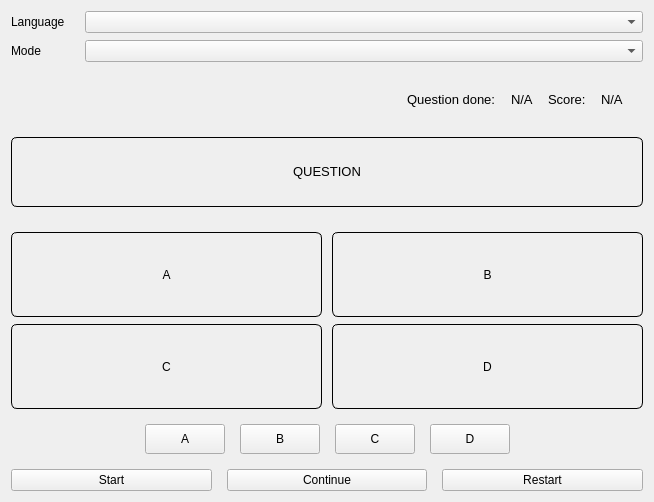
The window that widgetgame.ui (sangpham2710/CS163-Project) describes before a commit, drawn with Qt 5.
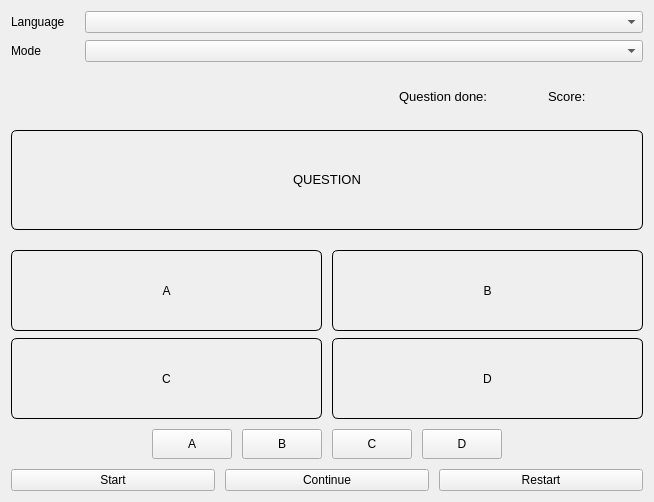
The same window after the commit.

```diff
--- a/widgetgame.ui
+++ b/widgetgame.ui
@@ -17,7 +17,7 @@
    <item>
     <layout class="QVBoxLayout" name="verticalLayout_5" stretch="1,1,6,1,1">
      <property name="spacing">
-      <number>15</number>
+      <number>10</number>
      </property>
      <item>
       <layout class="QHBoxLayout" name="horizontalLayout">
@@ -136,13 +136,19 @@
          </item>
          <item>
           <widget class="QLabel" name="labelQuestionCount">
+           <property name="minimumSize">
+            <size>
+             <width>40</width>
+             <height>30</height>
+            </size>
+           </property>
            <property name="font">
             <font>
              <pointsize>10</pointsize>
             </font>
            </property>
            <property name="text">
-            <string>N/A</string>
+            <string/>
            </property>
           </widget>
          </item>
@@ -172,7 +178,7 @@
           <widget class="QLabel" name="labelScore">
            <property name="minimumSize">
             <size>
-             <width>0</width>
+             <width>40</width>
              <height>30</height>
             </size>
            </property>
@@ -182,7 +188,7 @@
             </font>
            </property>
            <property name="text">
-            <string>N/A</string>
+            <string/>
            </property>
           </widget>
          </item>
@@ -193,7 +199,7 @@
      <item>
       <layout class="QVBoxLayout" name="verticalLayout_2">
        <property name="spacing">
-        <number>25</number>
+        <number>20</number>
        </property>
        <item>
         <widget class="QLabel" name="labelQuestionEdit">
@@ -206,7 +212,7 @@
          <property name="minimumSize">
           <size>
            <width>0</width>
-           <height>70</height>
+           <height>100</height>
           </size>
          </property>
          <property name="font">
```
